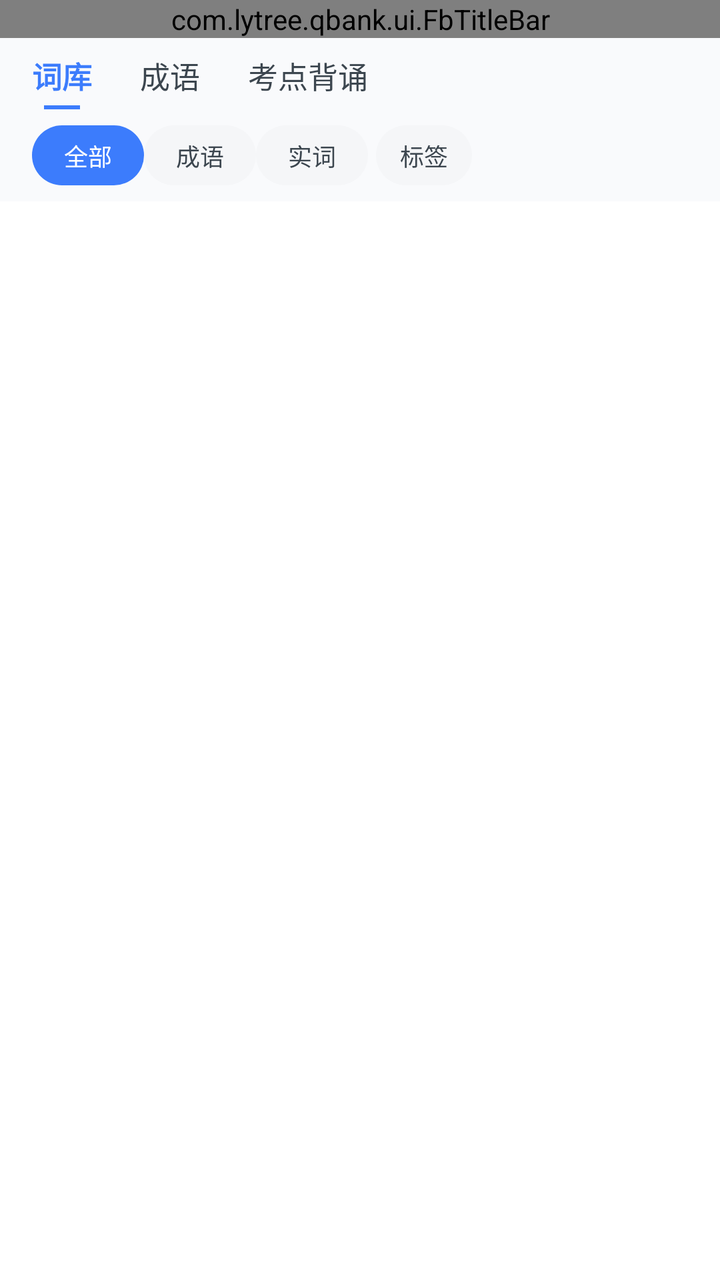
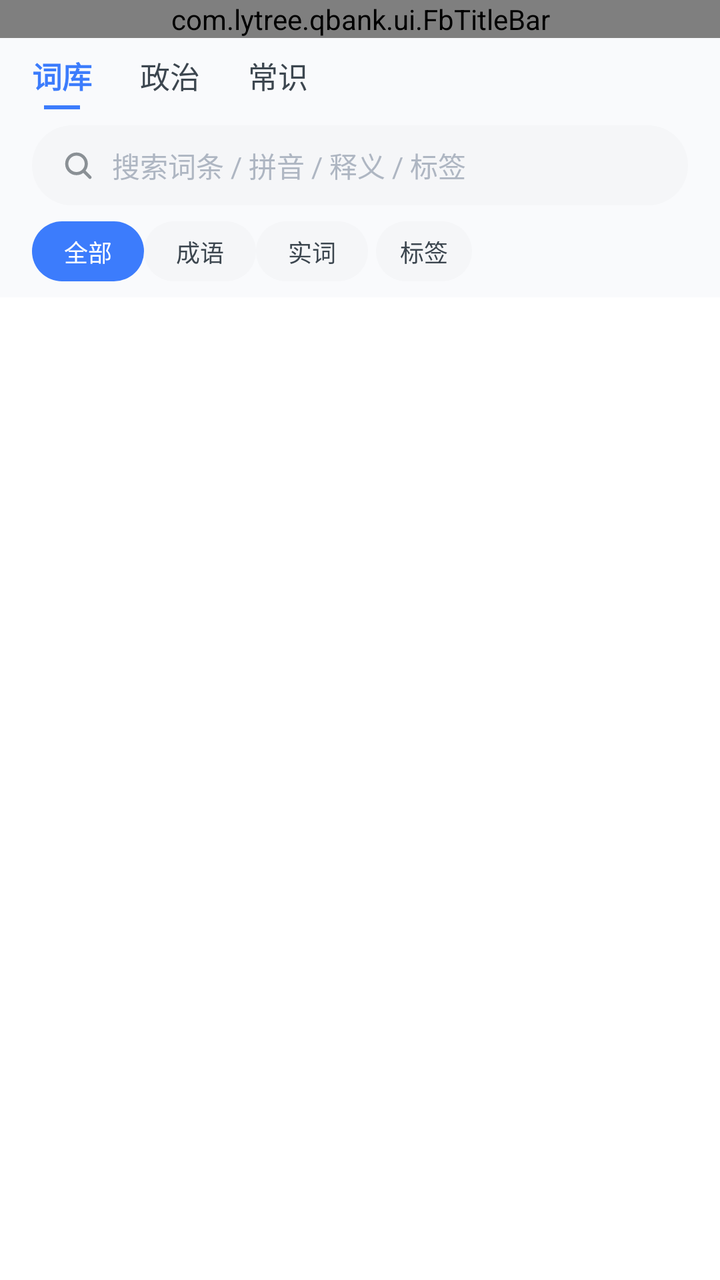

Compare the two renders of this Android layout. The source of the first and the diff that turns it into the second are given below.
<!-- AndroidManifest.xml: application theme Theme.QBank -->
<!-- res/layout/fragment_words.xml -->
<?xml version="1.0" encoding="utf-8"?>
<LinearLayout xmlns:android="http://schemas.android.com/apk/res/android"
    android:layout_width="match_parent"
    android:layout_height="match_parent"
    android:background="@color/fb_page_bg"
    android:orientation="vertical">

    <com.lytree.qbank.ui.FbTitleBar
        android:id="@+id/titleBar"
        android:layout_width="match_parent"
        android:layout_height="wrap_content" />

    
    <include
        android:id="@+id/librarySwitch"
        layout="@layout/view_library_switch"
        android:layout_width="match_parent"
        android:layout_height="wrap_content" />

    <LinearLayout
        android:layout_width="match_parent"
        android:layout_height="wrap_content"
        android:gravity="center_vertical"
        android:orientation="horizontal"
        android:paddingStart="@dimen/fb_page_pad"
        android:paddingTop="2dp"
        android:paddingEnd="@dimen/fb_page_pad"
        android:paddingBottom="8dp">

        <TextView
            android:id="@+id/chipAll"
            style="@style/FbChipSelected"
            android:layout_height="30dp"
            android:minWidth="56dp"
            android:text="@string/word_filter_all" />

        <TextView
            android:id="@+id/chipIdiom"
            style="@style/FbChip"
            android:layout_height="30dp"
            android:minWidth="56dp"
            android:text="@string/word_filter_idiom" />

        <TextView
            android:id="@+id/chipWord"
            style="@style/FbChip"
            android:layout_height="30dp"
            android:minWidth="56dp"
            android:text="@string/word_filter_word" />

        <TextView
            android:id="@+id/chipTag"
            style="@style/FbChip"
            android:layout_height="30dp"
            android:layout_marginStart="4dp"
            android:minWidth="46dp"
            android:text="@string/word_filter_tag" />

        <TextView
            android:id="@+id/tvCount"
            style="@style/FbGroupTitle"
            android:layout_width="0dp"
            android:layout_height="wrap_content"
            android:layout_weight="1"
            android:gravity="end"
            android:paddingEnd="10dp" />
    </LinearLayout>

    
    <HorizontalScrollView
        android:id="@+id/tagBar"
        android:layout_width="match_parent"
        android:layout_height="wrap_content"
        android:paddingStart="@dimen/fb_page_pad"
        android:paddingEnd="@dimen/fb_page_pad"
        android:paddingBottom="8dp"
        android:scrollbars="none"
        android:visibility="gone">

        <LinearLayout
            android:id="@+id/tagChips"
            android:layout_width="wrap_content"
            android:layout_height="wrap_content"
            android:orientation="horizontal" />
    </HorizontalScrollView>

    <FrameLayout
        android:layout_width="match_parent"
        android:layout_height="0dp"
        android:layout_weight="1">

        <androidx.recyclerview.widget.RecyclerView
            android:id="@+id/list"
            android:layout_width="match_parent"
            android:layout_height="match_parent"
            android:background="@color/fb_card_bg"
            android:clipToPadding="false"
            android:paddingEnd="18dp"
            android:paddingBottom="16dp"
            android:scrollbars="none" />

        
        <LinearLayout
            android:id="@+id/indexBar"
            android:layout_width="18dp"
            android:layout_height="wrap_content"
            android:layout_gravity="end|center_vertical"
            android:orientation="vertical" />

        
        <LinearLayout
            android:id="@+id/noResultBox"
            android:layout_width="match_parent"
            android:layout_height="match_parent"
            android:background="@color/fb_card_bg"
            android:gravity="center"
            android:orientation="vertical"
            android:paddingBottom="60dp"
            android:visibility="gone">

            <TextView
                android:layout_width="wrap_content"
                android:layout_height="wrap_content"
                android:text="@string/word_no_result"
                android:textColor="@color/fb_text_meta"
                android:textSize="14sp" />

            <TextView
                android:id="@+id/btnClearFilter"
                android:layout_width="wrap_content"
                android:layout_height="wrap_content"
                android:layout_marginTop="14dp"
                android:background="?attr/selectableItemBackground"
                android:paddingHorizontal="14dp"
                android:paddingVertical="8dp"
                android:text="@string/word_clear_filter"
                android:textColor="@color/fb_primary"
                android:textSize="13sp" />
        </LinearLayout>

        <LinearLayout
            android:id="@+id/emptyBox"
            android:layout_width="match_parent"
            android:layout_height="match_parent"
            android:background="@color/fb_page_bg"
            android:gravity="center"
            android:orientation="vertical"
            android:paddingHorizontal="40dp"
            android:paddingBottom="60dp"
            android:visibility="gone">

            <TextView
                android:id="@+id/empty"
                android:layout_width="match_parent"
                android:layout_height="wrap_content"
                android:gravity="center"
                android:lineSpacingExtra="5dp"
                android:text="@string/empty_words"
                android:textColor="@color/fb_text_meta"
                android:textSize="14sp" />

            <com.google.android.material.button.MaterialButton
                android:id="@+id/emptyAction"
                style="@style/FbPrimaryButton"
                android:layout_width="wrap_content"
                android:layout_marginTop="20dp"
                android:minWidth="132dp"
                android:paddingHorizontal="28dp"
                android:text="@string/title_word_import" />
        </LinearLayout>
    </FrameLayout>
</LinearLayout>
<!-- res/layout/view_library_switch.xml (included above) -->
<?xml version="1.0" encoding="utf-8"?>
<LinearLayout xmlns:android="http://schemas.android.com/apk/res/android"
    android:layout_width="match_parent"
    android:layout_height="wrap_content"
    android:gravity="center_vertical"
    android:orientation="horizontal"
    android:paddingStart="@dimen/fb_page_pad"
    android:paddingTop="4dp"
    android:paddingEnd="@dimen/fb_page_pad"
    android:paddingBottom="4dp">

    <LinearLayout
        android:id="@+id/switchWords"
        android:layout_width="wrap_content"
        android:layout_height="wrap_content"
        android:clickable="true"
        android:focusable="true"
        android:gravity="center_horizontal"
        android:orientation="vertical"
        android:paddingTop="4dp"
        android:paddingEnd="24dp"
        android:paddingBottom="2dp">

        <TextView
            android:id="@+id/switchWordsText"
            android:layout_width="wrap_content"
            android:layout_height="wrap_content"
            android:includeFontPadding="false"
            android:text="@string/tab_words"
            android:textColor="@color/fb_primary"
            android:textSize="15sp"
            android:textStyle="bold" />

        <View
            android:id="@+id/switchWordsLine"
            android:layout_width="18dp"
            android:layout_height="2dp"
            android:layout_marginTop="4dp"
            android:background="@color/fb_primary" />
    </LinearLayout>

    <LinearLayout
        android:id="@+id/switchIdioms"
        android:layout_width="wrap_content"
        android:layout_height="wrap_content"
        android:clickable="true"
        android:focusable="true"
        android:gravity="center_horizontal"
        android:orientation="vertical"
        android:paddingTop="4dp"
        android:paddingEnd="24dp"
        android:paddingBottom="2dp">

        <TextView
            android:id="@+id/switchIdiomsText"
            android:layout_width="wrap_content"
            android:layout_height="wrap_content"
            android:includeFontPadding="false"
            android:text="@string/tab_idioms"
            android:textColor="@color/fb_text_secondary"
            android:textSize="15sp" />

        <View
            android:id="@+id/switchIdiomsLine"
            android:layout_width="18dp"
            android:layout_height="2dp"
            android:layout_marginTop="4dp"
            android:background="@color/fb_primary"
            android:visibility="invisible" />
    </LinearLayout>

    <LinearLayout
        android:id="@+id/switchRecite"
        android:layout_width="wrap_content"
        android:layout_height="wrap_content"
        android:clickable="true"
        android:focusable="true"
        android:gravity="center_horizontal"
        android:orientation="vertical"
        android:paddingTop="4dp"
        android:paddingBottom="2dp">

        <TextView
            android:id="@+id/switchReciteText"
            android:layout_width="wrap_content"
            android:layout_height="wrap_content"
            android:includeFontPadding="false"
            android:text="@string/title_recite"
            android:textColor="@color/fb_text_secondary"
            android:textSize="15sp" />

        <View
            android:id="@+id/switchReciteLine"
            android:layout_width="18dp"
            android:layout_height="2dp"
            android:layout_marginTop="4dp"
            android:background="@color/fb_primary"
            android:visibility="invisible" />
    </LinearLayout>
</LinearLayout>
<!-- resources referenced by this layout -->
<resources>
  <color name="fb_card_bg">#FFFFFF</color>
  <color name="fb_page_bg">#F9FAFC</color>
  <color name="fb_primary">#3C7CFC</color>
  <color name="fb_text_meta">#8A9095</color>
  <color name="fb_text_secondary">#3C464F</color>
  <dimen name="fb_page_pad">16dp</dimen>
  <string name="empty_words">词库还是空的，导入一份 Word 文档 / Excel / CSV 词表就能开始背——成语、实词都收</string>
  <string name="tab_idioms">成语</string>
  <string name="tab_words">词库</string>
  <string name="title_recite">考点背诵</string>
  <string name="title_word_import">导入词表</string>
  <string name="word_clear_filter">清除筛选条件</string>
  <string name="word_filter_all">全部</string>
  <string name="word_filter_idiom">成语</string>
  <string name="word_filter_tag">标签</string>
  <string name="word_filter_word">实词</string>
  <string name="word_no_result">没有符合条件的词条</string>
  <style name="FbChipSelected" parent="FbChip">
          <item name="android:background">@drawable/bg_fb_chip_selected</item>
          <item name="android:textColor">@color/fb_text_on_primary</item>
      </style>
  <style name="FbGroupTitle">
          <item name="android:textSize">@dimen/fb_text_group</item>
          <item name="android:textColor">@color/fb_text_meta</item>
          <item name="android:includeFontPadding">false</item>
      </style>
  <dimen name="fb_chip_h">30dp</dimen>
  <!-- drawable bg_fb_chip (drawable) -->
  <?xml version="1.0" encoding="utf-8"?>
  <shape xmlns:android="http://schemas.android.com/apk/res/android"
      android:shape="rectangle">
      <solid android:color="@color/fb_fill" />
      <corners android:radius="@dimen/fb_radius_chip" />
  </shape>
  <dimen name="fb_chip_pad_h">12dp</dimen>
  <dimen name="fb_text_item_sub">12sp</dimen>
  <!-- drawable bg_fb_chip_selected (drawable) -->
  <?xml version="1.0" encoding="utf-8"?>
  <shape xmlns:android="http://schemas.android.com/apk/res/android"
      android:shape="rectangle">
      <solid android:color="@color/fb_primary" />
      <corners android:radius="@dimen/fb_radius_chip" />
  </shape>
  <color name="fb_text_on_primary">#FFFFFF</color>
  <dimen name="fb_text_group">13sp</dimen>
  <dimen name="fb_btn_h">46dp</dimen>
  <dimen name="fb_btn_text_size">15sp</dimen>
  <dimen name="fb_btn_radius">23dp</dimen>
  <color name="fb_primary_deep">#2A5FD6</color>
  <color name="fb_bar_bg">#FFFFFF</color>
  <color name="fb_fill">#F5F6F8</color>
  <dimen name="fb_radius_chip">15dp</dimen>
  <style name="ShapeAppearance.QBank.Dialog" parent="">
          <item name="cornerFamily">rounded</item>
          <item name="cornerSize">@dimen/fb_radius_sheet</item>
      </style>
  <color name="fb_text_title">#1B2126</color>
  <dimen name="fb_radius_sheet">12dp</dimen>
  <!-- unchanged entries left out for length: 4 -->
</resources>

<!-- the commit's change to res/layout/fragment_words.xml (unified diff, before → after) -->
@@ -16,6 +16,30 @@
         layout="@layout/view_library_switch"
         android:layout_width="match_parent"
         android:layout_height="wrap_content" />
+
+    
+    <EditText
+        android:id="@+id/search"
+        android:layout_width="match_parent"
+        android:layout_height="40dp"
+        android:layout_marginStart="@dimen/fb_page_pad"
+        android:layout_marginTop="2dp"
+        android:layout_marginEnd="@dimen/fb_page_pad"
+        android:layout_marginBottom="6dp"
+        android:background="@drawable/bg_fb_search"
+        android:drawableStart="@drawable/ic_search"
+        android:drawablePadding="@dimen/fb_space_8"
+        android:gravity="center_vertical"
+        android:hint="@string/word_search_hint"
+        android:imeOptions="actionSearch"
+        android:includeFontPadding="false"
+        android:inputType="text"
+        android:maxLines="1"
+        android:paddingStart="14dp"
+        android:paddingEnd="14dp"
+        android:textColor="@color/fb_text_body"
+        android:textColorHint="@color/fb_text_hint"
+        android:textSize="@dimen/fb_text_body_size" />
 
     <LinearLayout
         android:layout_width="match_parent"
@@ -213,7 +237,7 @@
     </LinearLayout>
 
     <LinearLayout
-        android:id="@+id/switchIdioms"
+        android:id="@+id/switchPolitics"
         android:layout_width="wrap_content"
         android:layout_height="wrap_content"
         android:clickable="true"
@@ -225,16 +249,16 @@
         android:paddingBottom="2dp">
 
         <TextView
-            android:id="@+id/switchIdiomsText"
+            android:id="@+id/switchPoliticsText"
             android:layout_width="wrap_content"
             android:layout_height="wrap_content"
             android:includeFontPadding="false"
-            android:text="@string/tab_idioms"
+            android:text="@string/switch_politics"
             android:textColor="@color/fb_text_secondary"
             android:textSize="15sp" />
 
         <View
-            android:id="@+id/switchIdiomsLine"
+            android:id="@+id/switchPoliticsLine"
             android:layout_width="18dp"
             android:layout_height="2dp"
             android:layout_marginTop="4dp"
@@ -243,7 +267,7 @@
     </LinearLayout>
 
     <LinearLayout
-        android:id="@+id/switchRecite"
+        android:id="@+id/switchCommon"
         android:layout_width="wrap_content"
         android:layout_height="wrap_content"
         android:clickable="true"
@@ -254,16 +278,16 @@
         android:paddingBottom="2dp">
 
         <TextView
-            android:id="@+id/switchReciteText"
+            android:id="@+id/switchCommonText"
             android:layout_width="wrap_content"
             android:layout_height="wrap_content"
             android:includeFontPadding="false"
-            android:text="@string/title_recite"
+            android:text="@string/switch_common"
             android:textColor="@color/fb_text_secondary"
             android:textSize="15sp" />
 
         <View
-            android:id="@+id/switchReciteLine"
+            android:id="@+id/switchCommonLine"
             android:layout_width="18dp"
             android:layout_height="2dp"
             android:layout_marginTop="4dp"
<!-- resource entries referenced after the edit -->
@@ -3,13 +3,42 @@
   <color name="fb_card_bg">#FFFFFF</color>
   <color name="fb_page_bg">#F9FAFC</color>
   <color name="fb_primary">#3C7CFC</color>
+  <color name="fb_text_body">#1B2126</color>
+  <color name="fb_text_hint">#AEB6C2</color>
   <color name="fb_text_meta">#8A9095</color>
   <color name="fb_text_secondary">#3C464F</color>
   <dimen name="fb_page_pad">16dp</dimen>
+  <dimen name="fb_space_8">8dp</dimen>
+  <dimen name="fb_text_body_size">14sp</dimen>
+  <!-- drawable bg_fb_search (drawable) -->
+  <?xml version="1.0" encoding="utf-8"?>
+  <shape xmlns:android="http://schemas.android.com/apk/res/android"
+      android:shape="rectangle">
+      <solid android:color="@color/fb_fill" />
+      <corners android:radius="20dp" />
+  </shape>
+  <!-- drawable ic_search (drawable) -->
+  <?xml version="1.0" encoding="utf-8"?>
+  <vector xmlns:android="http://schemas.android.com/apk/res/android"
+      android:width="18dp"
+      android:height="18dp"
+      android:viewportWidth="24"
+      android:viewportHeight="24">
+      <path
+          android:pathData="M11,4.5 A6.5,6.5 0 1,0 11,17.5 A6.5,6.5 0 1,0 11,4.5 Z"
+          android:strokeColor="@color/fb_nav_normal"
+          android:strokeLineCap="round"
+          android:strokeWidth="2.1" />
+      <path
+          android:pathData="M15.8,15.8 L20,20"
+          android:strokeColor="@color/fb_nav_normal"
+          android:strokeLineCap="round"
+          android:strokeWidth="2.1" />
+  </vector>
   <string name="empty_words">词库还是空的，导入一份 Word 文档 / Excel / CSV 词表就能开始背——成语、实词都收</string>
-  <string name="tab_idioms">成语</string>
+  <string name="switch_common">常识</string>
+  <string name="switch_politics">政治</string>
   <string name="tab_words">词库</string>
-  <string name="title_recite">考点背诵</string>
   <string name="title_word_import">导入词表</string>
   <string name="word_clear_filter">清除筛选条件</string>
   <string name="word_filter_all">全部</string>
@@ -17,6 +46,7 @@
   <string name="word_filter_tag">标签</string>
   <string name="word_filter_word">实词</string>
   <string name="word_no_result">没有符合条件的词条</string>
+  <string name="word_search_hint">搜索词条 / 拼音 / 释义 / 标签</string>
   <style name="FbChipSelected" parent="FbChip">
           <item name="android:background">@drawable/bg_fb_chip_selected</item>
           <item name="android:textColor">@color/fb_text_on_primary</item>
@@ -51,6 +81,7 @@
   <color name="fb_primary_deep">#2A5FD6</color>
   <color name="fb_bar_bg">#FFFFFF</color>
   <color name="fb_fill">#F5F6F8</color>
+  <color name="fb_nav_normal">#8A9095</color>
   <dimen name="fb_radius_chip">15dp</dimen>
   <style name="ShapeAppearance.QBank.Dialog" parent="">
           <item name="cornerFamily">rounded</item>
